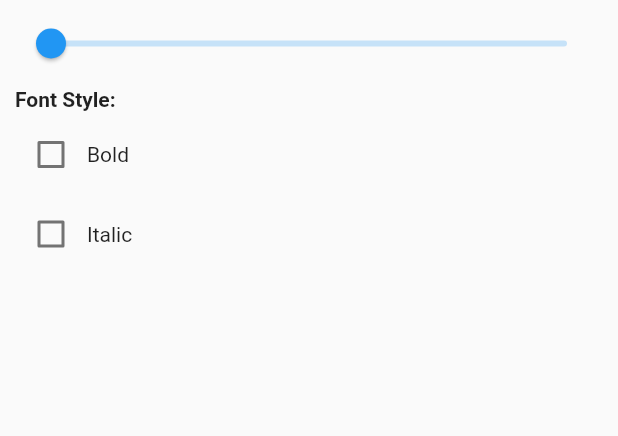
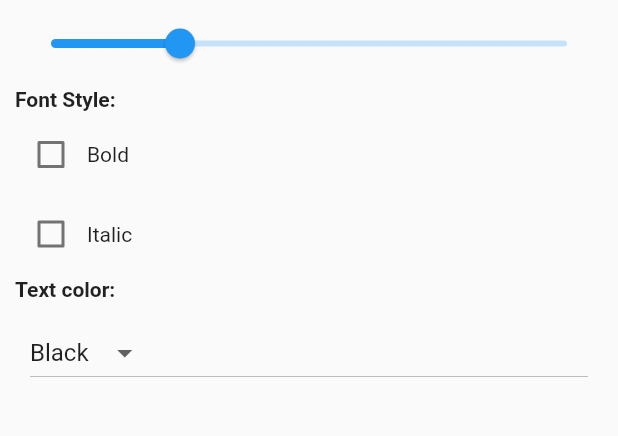
Before and after one commit to abubasith456/bloc_fluttter, a Flutter app: the SettingPage screen opened by its route, on a phone screen of 412 x 824 dp, the part 123-559 px from its top. Run offline on Flutter 3.47's test engine with Material 2 defaults, Android fonts, the phone set to English and light mode, and no system bars; our stand-ins replace bloc, flutter_bloc.

Commit message:
color added

```diff
--- a/lib/cubit_state/setting_cubit.dart
+++ b/lib/cubit_state/setting_cubit.dart
@@ -5,12 +5,14 @@ import 'package:flutter_bloc/flutter_bloc.dart';
 class SettingCubit extends Cubit<SettingState> {
   SettingCubit()
       : super(SettingState(
-          fontSize: 10,
+          fontSize: 15,
           isBold: false,
           isItalic: false,
+          color: 'Black',
         ));
 
   void fontSize(double size) => emit(state.copyWith(fontSize: size));
   void isBold(bool value) => emit(state.copyWith(isBold: value));
   void isItalic(bool value) => emit(state.copyWith(isItalic: value));
+  void color(String value) => emit(state.copyWith(color: value));
 }
--- a/lib/cubit_state/setting_state.dart
+++ b/lib/cubit_state/setting_state.dart
@@ -4,21 +4,20 @@ class SettingState {
   late double fontSize;
   late bool isBold;
   late bool isItalic;
+  late String color;
 
   SettingState({
     required this.fontSize,
     required this.isBold,
     required this.isItalic,
+    required this.color,
   });
 
-  SettingState copyWith({
-    fontSize,
-    isBold,
-    isItalic,
-  }) {
+  SettingState copyWith({fontSize, isBold, isItalic, color}) {
     return SettingState(
         fontSize: fontSize ?? this.fontSize,
         isBold: isBold ?? this.isBold,
-        isItalic: isItalic ?? this.isItalic);
+        isItalic: isItalic ?? this.isItalic,
+        color: color ?? this.color);
   }
 }
--- a/lib/fragments/home.dart
+++ b/lib/fragments/home.dart
@@ -73,7 +73,7 @@ class HomePage extends StatelessWidget {
                           state.isBold ? FontWeight.bold : FontWeight.normal,
                       fontStyle:
                           state.isItalic ? FontStyle.italic : FontStyle.normal,
-                      // color: colors(state.color),
+                      color: colors(state.color),
                     ),
                   ),
                 ),
--- a/lib/fragments/settings.dart
+++ b/lib/fragments/settings.dart
@@ -122,32 +122,33 @@ class SettingPage extends StatelessWidget {
                   ],
                 ),
               ),
-              // const SizedBox(
-              //   height: 5,
-              // ),
-              // const Text(
-              //   'Text color:',
-              //   style: TextStyle(fontWeight: FontWeight.bold),
-              // ),
-              // const SizedBox(
-              //   width: 10,
-              // ),
-              // Container(
-              //   padding: EdgeInsets.all(10),
-              //   width: MediaQuery.of(context).size.width,
-              //   child: DropdownButton<String>(
-              //     items: items.map((String value) {
-              //       return DropdownMenuItem<String>(
-              //         value: value,
-              //         child: Text(value),
-              //       );
-              //     }).toList(),
-              //     onChanged: (value) {
-              //       StoreProvider.of<AppState>(context).dispatch(Color(value!));
-              //     },
-              //     value: state.color,
-              //   ),
-              // ),
+              const SizedBox(
+                height: 5,
+              ),
+              const Text(
+                'Text color:',
+                style: TextStyle(fontWeight: FontWeight.bold),
+              ),
+              const SizedBox(
+                width: 10,
+              ),
+              Container(
+                padding: EdgeInsets.all(10),
+                width: MediaQuery.of(context).size.width,
+                child: DropdownButton<String>(
+                  items: items.map((String value) {
+                    return DropdownMenuItem<String>(
+                      value: value,
+                      child: Text(value),
+                    );
+                  }).toList(),
+                  onChanged: (value) {
+                    // StoreProvider.of<AppState>(context).dispatch(Color(value!));
+                    context.read<SettingCubit>().color(value!);
+                  },
+                  value: state.color,
+                ),
+              ),
               // StoreProvider<DropDownState>(
               //   store: store,
               //   child: Container(
```
